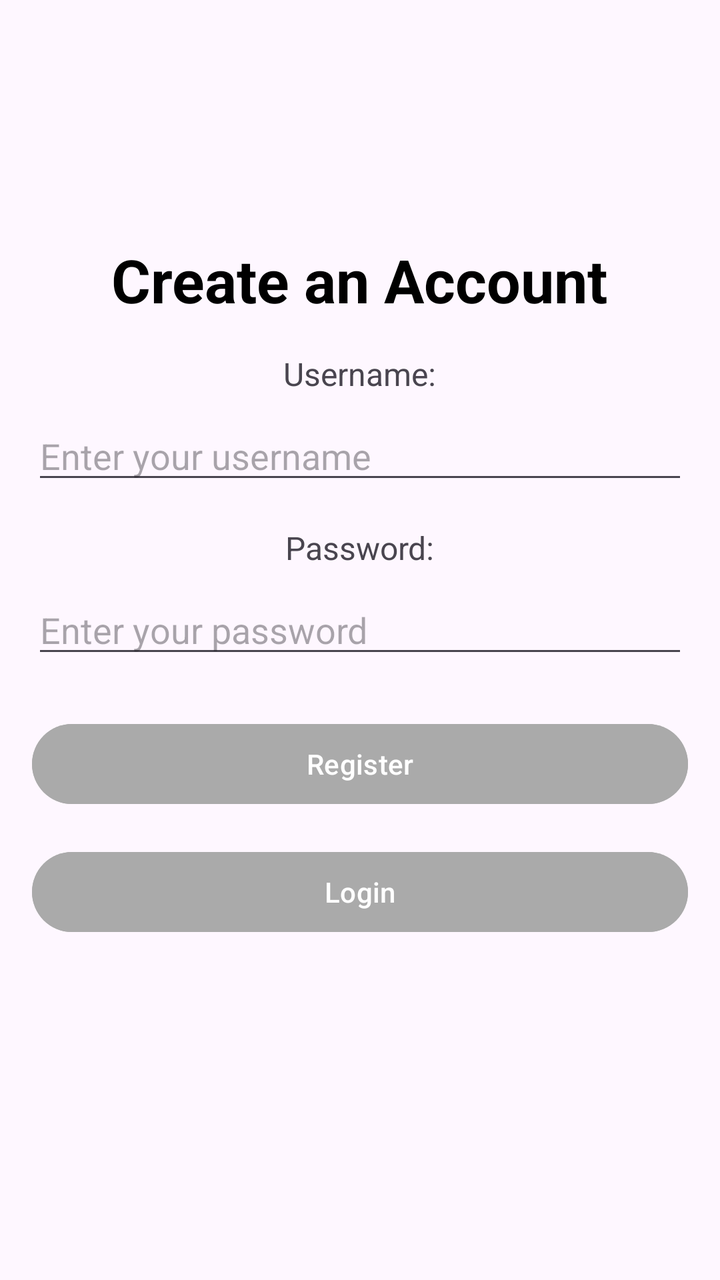
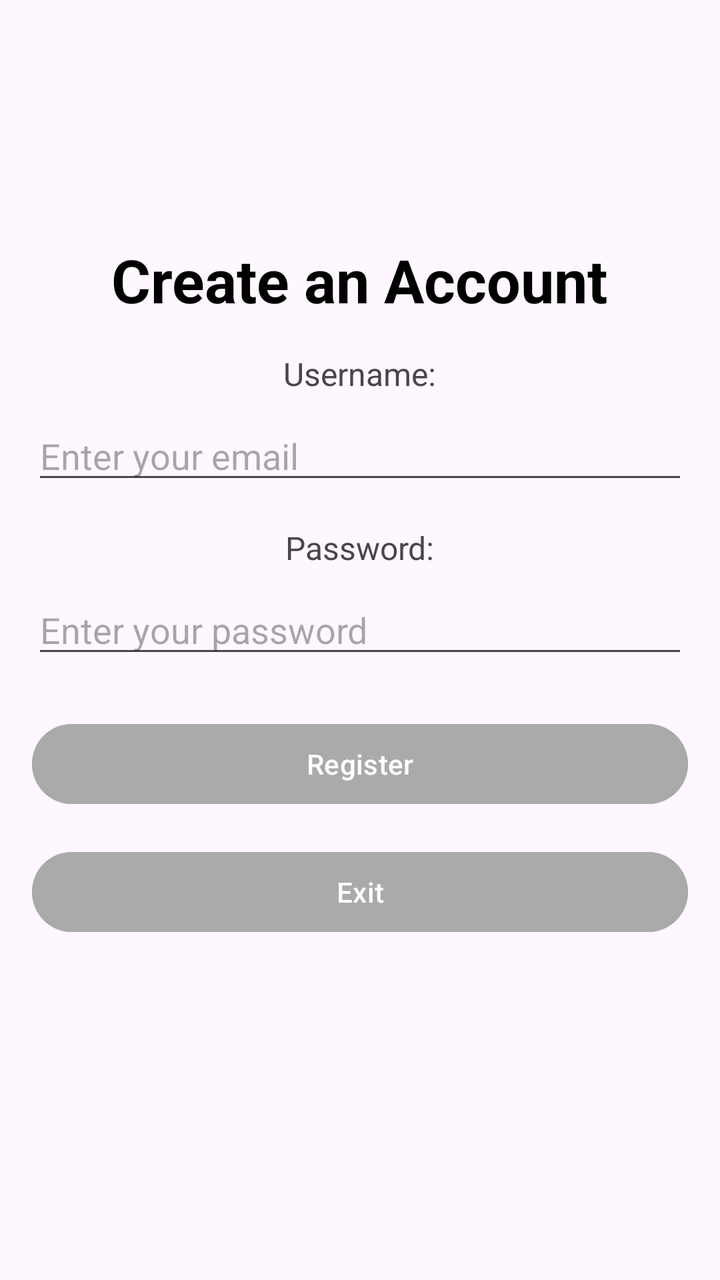

Two renders of the same Android screen: before a commit and after it. Below are the layout's source before the change and the commit's diff.
<!-- AndroidManifest.xml: application theme Theme.SprintProject -->
<!-- res/layout/account_creation.xml -->
<?xml version="1.0" encoding="utf-8"?>
<androidx.constraintlayout.widget.ConstraintLayout xmlns:android="http://schemas.android.com/apk/res/android"
    xmlns:app="http://schemas.android.com/apk/res-auto"
    xmlns:tools="http://schemas.android.com/tools"
    android:layout_width="match_parent"
    android:layout_height="match_parent"
    android:padding="16dp"
    tools:context=".MainActivity">

    <LinearLayout
        android:layout_width="match_parent"
        android:layout_height="match_parent"
        android:gravity="center"
        android:orientation="vertical"
        android:layout_marginBottom="50dp">>

        <TextView
            android:id="@+id/welcomeText"
            android:layout_width="wrap_content"
            android:layout_height="wrap_content"
            android:gravity="center"
            android:text="Create an Account"
            android:textColor="@android:color/black"
            android:textSize="30sp"
            android:textStyle="bold"
            tools:layout_editor_absoluteX="107dp"
            tools:layout_editor_absoluteY="158dp"
            tools:ignore="MissingConstraints" />

        <TextView
            android:id="@+id/usernameLabel"
            android:layout_width="wrap_content"
            android:layout_height="wrap_content"
            android:text="Username:"
            android:textSize="16sp"
            android:layout_marginTop="16dp"
            tools:ignore="MissingConstraints" />

        <EditText
            android:id="@+id/etUsername"
            android:layout_width="match_parent"
            android:layout_height="wrap_content"
            android:hint="Enter your username"
            android:inputType="textPassword"
            android:layout_marginTop="8dp"
            tools:ignore="MissingConstraints" />

        <TextView
            android:id="@+id/passwordLabel"
            android:layout_width="wrap_content"
            android:layout_height="wrap_content"
            android:layout_marginTop="16dp"
            android:text="Password:"
            android:textSize="16sp"
            tools:ignore="MissingConstraints" />

        <EditText
            android:id="@+id/etPassword"
            android:layout_width="match_parent"
            android:layout_height="wrap_content"
            android:hint="Enter your password"
            android:inputType="textPassword"
            android:layout_marginTop="8dp"
            tools:ignore="MissingConstraints" />

        <Button
            android:id="@+id/btnRegister"
            android:layout_width="match_parent"
            android:layout_height="wrap_content"
            android:text="Register"
            android:textColor="@android:color/white"
            android:layout_marginTop="24dp"
            android:backgroundTint="@android:color/darker_gray"
            tools:ignore="MissingConstraints" />

        <Button
            android:id="@+id/btnLogin"
            android:layout_width="match_parent"
            android:layout_height="wrap_content"
            android:text="Login"
            android:textColor="@android:color/white"
            android:layout_marginTop="16dp"
            android:backgroundTint="@android:color/darker_gray"
            tools:ignore="MissingConstraints" />

    </LinearLayout>

</androidx.constraintlayout.widget.ConstraintLayout>
<!-- resources referenced by this layout -->
<resources>
  <style name="Theme.SprintProject" parent="Base.Theme.SprintProject" />
  <style name="Base.Theme.SprintProject" parent="Theme.Material3.DayNight.NoActionBar">
          
          
      </style>
</resources>

<!-- the commit's change to res/layout/account_creation.xml (unified diff, before → after) -->
@@ -1,88 +1,92 @@
-<?xml version="1.0" encoding="utf-8"?>
 <androidx.constraintlayout.widget.ConstraintLayout xmlns:android="http://schemas.android.com/apk/res/android"
     xmlns:app="http://schemas.android.com/apk/res-auto"
     xmlns:tools="http://schemas.android.com/tools"
     android:layout_width="match_parent"
     android:layout_height="match_parent"
     android:padding="16dp"
-    tools:context=".MainActivity">
+    tools:context=".AccountCreation">
 
     <LinearLayout
         android:layout_width="match_parent"
         android:layout_height="match_parent"
         android:gravity="center"
         android:orientation="vertical"
-        android:layout_marginBottom="50dp">>
+        android:layout_marginBottom="50dp">
 
         <TextView
             android:id="@+id/welcomeText"
             android:layout_width="wrap_content"
             android:layout_height="wrap_content"
             android:gravity="center"
-            android:text="Create an Account"
+            android:text="@string/welcome_text"
             android:textColor="@android:color/black"
             android:textSize="30sp"
             android:textStyle="bold"
-            tools:layout_editor_absoluteX="107dp"
-            tools:layout_editor_absoluteY="158dp"
             tools:ignore="MissingConstraints" />
 
+        
         <TextView
-            android:id="@+id/usernameLabel"
+            android:id="@+id/register_usernameLabel"
             android:layout_width="wrap_content"
             android:layout_height="wrap_content"
-            android:text="Username:"
+            android:text="@string/username_label"
             android:textSize="16sp"
             android:layout_marginTop="16dp"
             tools:ignore="MissingConstraints" />
 
+        
         <EditText
-            android:id="@+id/etUsername"
+            android:id="@+id/register_email"
             android:layout_width="match_parent"
             android:layout_height="wrap_content"
-            android:hint="Enter your username"
-            android:inputType="textPassword"
+            android:hint="@string/email_hint"
+            android:inputType="textEmailAddress"
+            android:autofillHints="emailAddress"
             android:layout_marginTop="8dp"
             tools:ignore="MissingConstraints" />
 
+        
         <TextView
-            android:id="@+id/passwordLabel"
+            android:id="@+id/register_passwordLabel"
             android:layout_width="wrap_content"
             android:layout_height="wrap_content"
             android:layout_marginTop="16dp"
-            android:text="Password:"
+            android:text="@string/password_label"
             android:textSize="16sp"
             tools:ignore="MissingConstraints" />
 
+        
         <EditText
-            android:id="@+id/etPassword"
+            android:id="@+id/register_password"
             android:layout_width="match_parent"
             android:layout_height="wrap_content"
-            android:hint="Enter your password"
+            android:hint="@string/password_hint"
             android:inputType="textPassword"
+            android:autofillHints="password"
             android:layout_marginTop="8dp"
             tools:ignore="MissingConstraints" />
 
+        
         <Button
-            android:id="@+id/btnRegister"
+            android:id="@+id/registerButton"
             android:layout_width="match_parent"
             android:layout_height="wrap_content"
-            android:text="Register"
+            android:text="@string/register"
             android:textColor="@android:color/white"
             android:layout_marginTop="24dp"
             android:backgroundTint="@android:color/darker_gray"
             tools:ignore="MissingConstraints" />
 
+        
         <Button
-            android:id="@+id/btnLogin"
+            android:id="@+id/exitButton"
             android:layout_width="match_parent"
             android:layout_height="wrap_content"
-            android:text="Login"
+            android:text="@string/exit"
             android:textColor="@android:color/white"
             android:layout_marginTop="16dp"
             android:backgroundTint="@android:color/darker_gray"
             tools:ignore="MissingConstraints" />
 
     </LinearLayout>
-
 </androidx.constraintlayout.widget.ConstraintLayout>
<!-- resource entries referenced after the edit -->
@@ -1,5 +1,12 @@
 <!-- resources referenced by this layout -->
 <resources>
+  <string name="email_hint">Enter your email</string>
+  <string name="exit">Exit</string>
+  <string name="password_hint">Enter your password</string>
+  <string name="password_label">Password:</string>
+  <string name="register">Register</string>
+  <string name="username_label">Username:</string>
+  <string name="welcome_text">Create an Account</string>
   <style name="Theme.SprintProject" parent="Base.Theme.SprintProject" />
   <style name="Base.Theme.SprintProject" parent="Theme.Material3.DayNight.NoActionBar">
           
